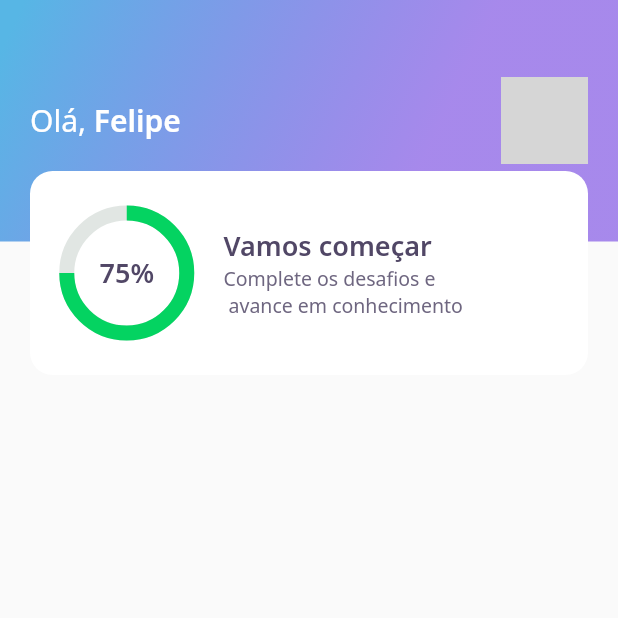
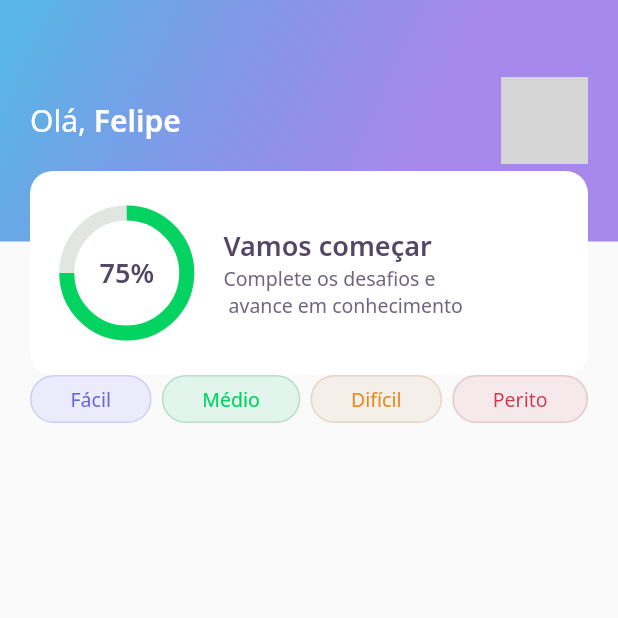
Before and after one commit to FelipeCantalice/next-level-week-5-flutter, a Flutter app: the HomePage screen opened directly, on a phone screen of 412 x 824 dp, the top half of it. Run offline on Flutter 3.47's test engine with Material 2 defaults, Android fonts, the phone set to English and light mode, and no system bars; our stand-ins replace google_fonts; network calls fail; grey boxes are pictures that could not be loaded.

```diff
--- a/lib/home/home_page.dart
+++ b/lib/home/home_page.dart
@@ -1,6 +1,8 @@
 import 'package:flutter/material.dart';
+import 'package:nlw_5/home/widgets/levelbutton/levelbutton_widget.dart';
 
 import 'widgets/appbar/appbar_widget.dart';
+import 'widgets/quizcard/quizcard_widget.dart';
 
 class HomePage extends StatefulWidget {
   @override
@@ -12,6 +14,30 @@ class _HomePageState extends State<HomePage> {
   Widget build(BuildContext context) {
     return Scaffold(
       appBar: AppBarWidget(),
+      body: Padding(
+        padding: const EdgeInsets.symmetric(horizontal: 20),
+        child: Column(
+          children: [
+            Row(
+              mainAxisAlignment: MainAxisAlignment.spaceBetween,
+              children: [
+                LevelButtonWidget(
+                  label: "Fácil",
+                ),
+                LevelButtonWidget(
+                  label: "Médio",
+                ),
+                LevelButtonWidget(
+                  label: "Difícil",
+                ),
+                LevelButtonWidget(
+                  label: "Perito",
+                ),
+              ],
+            ),
+          ],
+        ),
+      ),
     );
   }
 }
```
